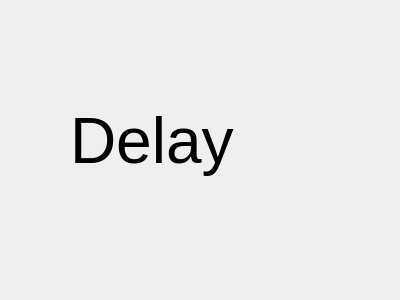
First picture: the form in delaytab.ui, repository Jscott44/RTEP5-the-raspberry-jam, before the edit.
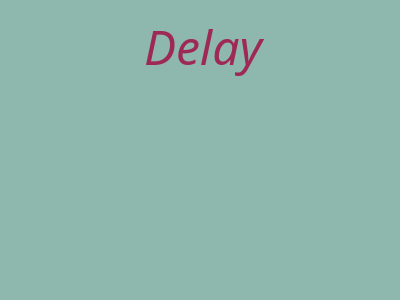
Second picture: the form after the edit.

What changed in the file:
```diff
--- a/delaytab.ui
+++ b/delaytab.ui
@@ -10,27 +10,95 @@
     <height>300</height>
    </rect>
   </property>
+  <property name="palette">
+   <palette>
+    <active>
+     <colorrole role="Window">
+      <brush brushstyle="SolidPattern">
+       <color alpha="255">
+        <red>142</red>
+        <green>183</green>
+        <blue>173</blue>
+       </color>
+      </brush>
+     </colorrole>
+    </active>
+    <inactive>
+     <colorrole role="Window">
+      <brush brushstyle="SolidPattern">
+       <color alpha="255">
+        <red>142</red>
+        <green>183</green>
+        <blue>173</blue>
+       </color>
+      </brush>
+     </colorrole>
+    </inactive>
+    <disabled>
+     <colorrole role="Base">
+      <brush brushstyle="SolidPattern">
+       <color alpha="255">
+        <red>142</red>
+        <green>183</green>
+        <blue>173</blue>
+       </color>
+      </brush>
+     </colorrole>
+     <colorrole role="Window">
+      <brush brushstyle="SolidPattern">
+       <color alpha="255">
+        <red>142</red>
+        <green>183</green>
+        <blue>173</blue>
+       </color>
+      </brush>
+     </colorrole>
+    </disabled>
+   </palette>
+  </property>
   <property name="windowTitle">
    <string>Form</string>
   </property>
-  <widget class="QLabel" name="label">
-   <property name="geometry">
-    <rect>
-     <x>70</x>
-     <y>60</y>
-     <width>221</width>
-     <height>161</height>
-    </rect>
-   </property>
-   <property name="font">
-    <font>
-     <pointsize>48</pointsize>
-    </font>
-   </property>
-   <property name="text">
-    <string>Delay</string>
-   </property>
-  </widget>
+  <layout class="QFormLayout" name="formLayout">
+   <item row="0" column="1">
+    <widget class="QLabel" name="label">
+     <property name="minimumSize">
+      <size>
+       <width>0</width>
+       <height>70</height>
+      </size>
+     </property>
+     <property name="maximumSize">
+      <size>
+       <width>16777215</width>
+       <height>70</height>
+      </size>
+     </property>
+     <property name="font">
+      <font>
+       <family>Harlow Solid Italic</family>
+       <pointsize>36</pointsize>
+       <italic>true</italic>
+      </font>
+     </property>
+     <property name="layoutDirection">
+      <enum>Qt::LeftToRight</enum>
+     </property>
+     <property name="autoFillBackground">
+      <bool>false</bool>
+     </property>
+     <property name="styleSheet">
+      <string notr="true">color: rgb(158, 41, 82)</string>
+     </property>
+     <property name="text">
+      <string>Delay</string>
+     </property>
+     <property name="alignment">
+      <set>Qt::AlignCenter</set>
+     </property>
+    </widget>
+   </item>
+  </layout>
  </widget>
  <resources/>
  <connections/>
```
